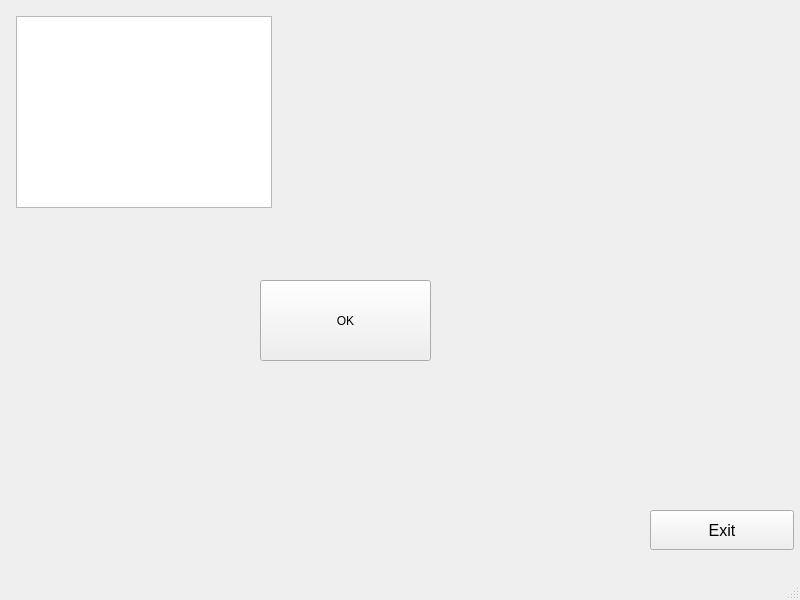
silencer31/otus-cpp-prof-hw-14-client, file TaskClient/Forms/userwindow.ui: the form before one commit.
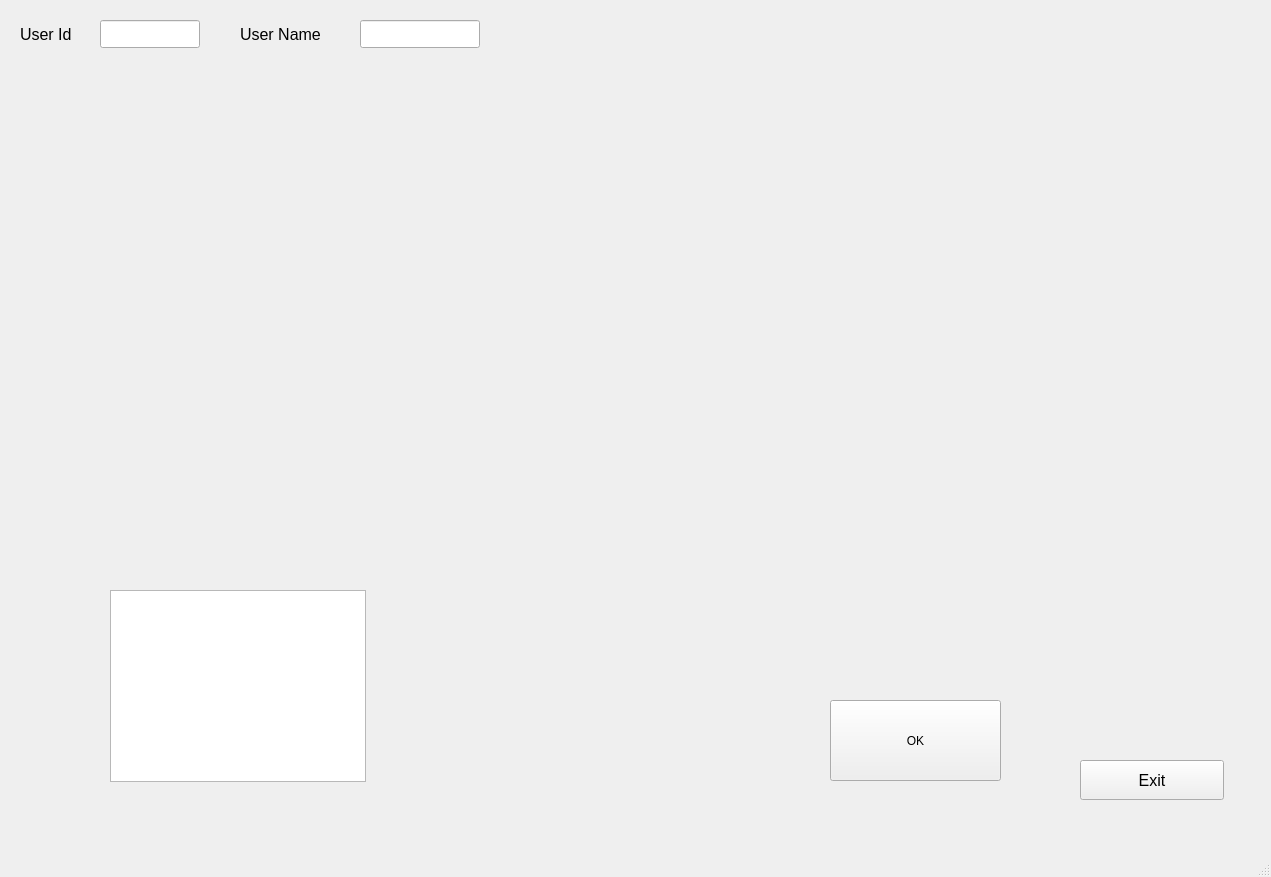
The form after the commit.

Patch:
```diff
--- a/TaskClient/Forms/userwindow.ui
+++ b/TaskClient/Forms/userwindow.ui
@@ -6,8 +6,8 @@
    <rect>
     <x>0</x>
     <y>0</y>
-    <width>800</width>
-    <height>600</height>
+    <width>1271</width>
+    <height>877</height>
    </rect>
   </property>
   <property name="windowTitle">
@@ -17,8 +17,8 @@
    <widget class="QTextBrowser" name="textBrowser">
     <property name="geometry">
      <rect>
-      <x>16</x>
-      <y>16</y>
+      <x>110</x>
+      <y>590</y>
       <width>256</width>
       <height>192</height>
      </rect>
@@ -27,8 +27,8 @@
    <widget class="QPushButton" name="okButton">
     <property name="geometry">
      <rect>
-      <x>260</x>
-      <y>280</y>
+      <x>830</x>
+      <y>700</y>
       <width>171</width>
       <height>81</height>
      </rect>
@@ -40,8 +40,8 @@
    <widget class="QPushButton" name="pbExit">
     <property name="geometry">
      <rect>
-      <x>650</x>
-      <y>510</y>
+      <x>1080</x>
+      <y>760</y>
       <width>144</width>
       <height>40</height>
      </rect>
@@ -73,6 +73,138 @@
      <string>Exit</string>
     </property>
    </widget>
+   <widget class="QLineEdit" name="leUserId">
+    <property name="geometry">
+     <rect>
+      <x>100</x>
+      <y>20</y>
+      <width>100</width>
+      <height>28</height>
+     </rect>
+    </property>
+    <property name="sizePolicy">
+     <sizepolicy hsizetype="Fixed" vsizetype="Fixed">
+      <horstretch>0</horstretch>
+      <verstretch>0</verstretch>
+     </sizepolicy>
+    </property>
+    <property name="minimumSize">
+     <size>
+      <width>100</width>
+      <height>28</height>
+     </size>
+    </property>
+    <property name="maximumSize">
+     <size>
+      <width>100</width>
+      <height>28</height>
+     </size>
+    </property>
+    <property name="font">
+     <font>
+      <pointsize>12</pointsize>
+     </font>
+    </property>
+   </widget>
+   <widget class="QLineEdit" name="leUserName">
+    <property name="geometry">
+     <rect>
+      <x>360</x>
+      <y>20</y>
+      <width>120</width>
+      <height>28</height>
+     </rect>
+    </property>
+    <property name="sizePolicy">
+     <sizepolicy hsizetype="Fixed" vsizetype="Fixed">
+      <horstretch>0</horstretch>
+      <verstretch>0</verstretch>
+     </sizepolicy>
+    </property>
+    <property name="minimumSize">
+     <size>
+      <width>120</width>
+      <height>28</height>
+     </size>
+    </property>
+    <property name="maximumSize">
+     <size>
+      <width>120</width>
+      <height>28</height>
+     </size>
+    </property>
+    <property name="font">
+     <font>
+      <pointsize>12</pointsize>
+     </font>
+    </property>
+   </widget>
+   <widget class="QLabel" name="labelUseIUd">
+    <property name="geometry">
+     <rect>
+      <x>20</x>
+      <y>20</y>
+      <width>80</width>
+      <height>28</height>
+     </rect>
+    </property>
+    <property name="sizePolicy">
+     <sizepolicy hsizetype="Fixed" vsizetype="Fixed">
+      <horstretch>0</horstretch>
+      <verstretch>0</verstretch>
+     </sizepolicy>
+    </property>
+    <property name="minimumSize">
+     <size>
+      <width>80</width>
+      <height>28</height>
+     </size>
+    </property>
+    <property name="maximumSize">
+     <size>
+      <width>80</width>
+      <height>28</height>
+     </size>
+    </property>
+    <property name="font">
+     <font>
+      <pointsize>12</pointsize>
+     </font>
+    </property>
+    <property name="text">
+     <string>User Id</string>
+    </property>
+   </widget>
+   <widget class="QLabel" name="labelUserName">
+    <property name="geometry">
+     <rect>
+      <x>240</x>
+      <y>20</y>
+      <width>120</width>
+      <height>28</height>
+     </rect>
+    </property>
+    <property name="sizePolicy">
+     <sizepolicy hsizetype="Fixed" vsizetype="Fixed">
+      <horstretch>0</horstretch>
+      <verstretch>0</verstretch>
+     </sizepolicy>
+    </property>
+    <property name="minimumSize">
+     <size>
+      <width>120</width>
+      <height>28</height>
+     </size>
+    </property>
+    <property name="font">
+     <font>
+      <pointsize>12</pointsize>
+     </font>
+    </property>
+    <property name="text">
+     <string>User Name</string>
+    </property>
+   </widget>
   </widget>
   <widget class="QMenuBar" name="menubar">
    <property name="geometry">
```
Left out of the diff: 2 changed lines with no effect on the pictures.
